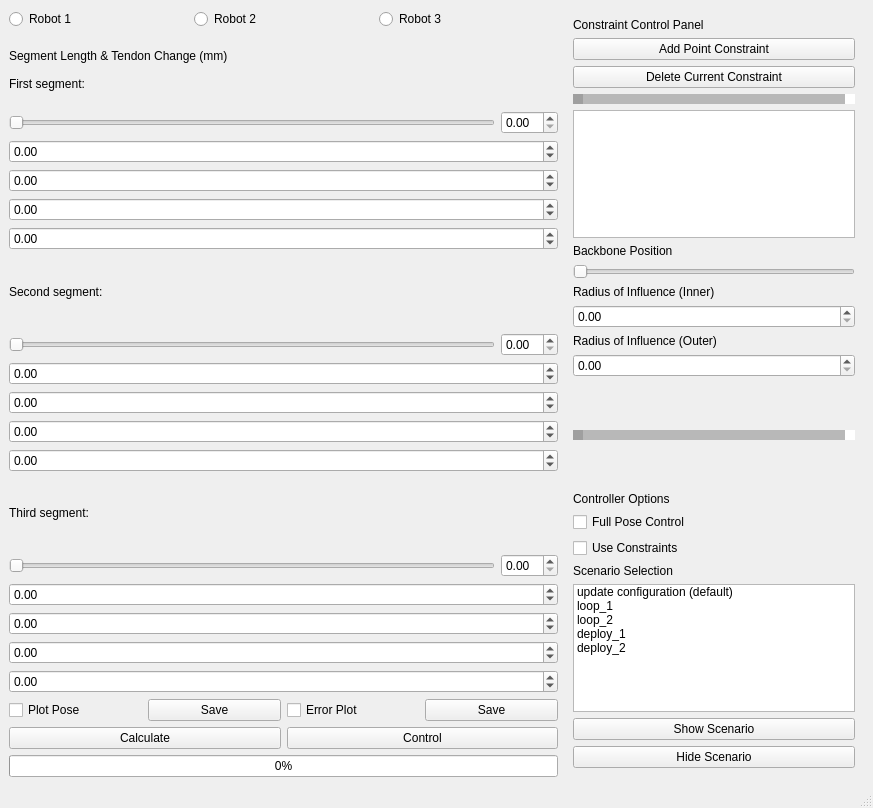
Before: the Qt Designer form mainwindow.ui in jeremyxu1998/TDCR_Simulator, drawn with Qt 5.
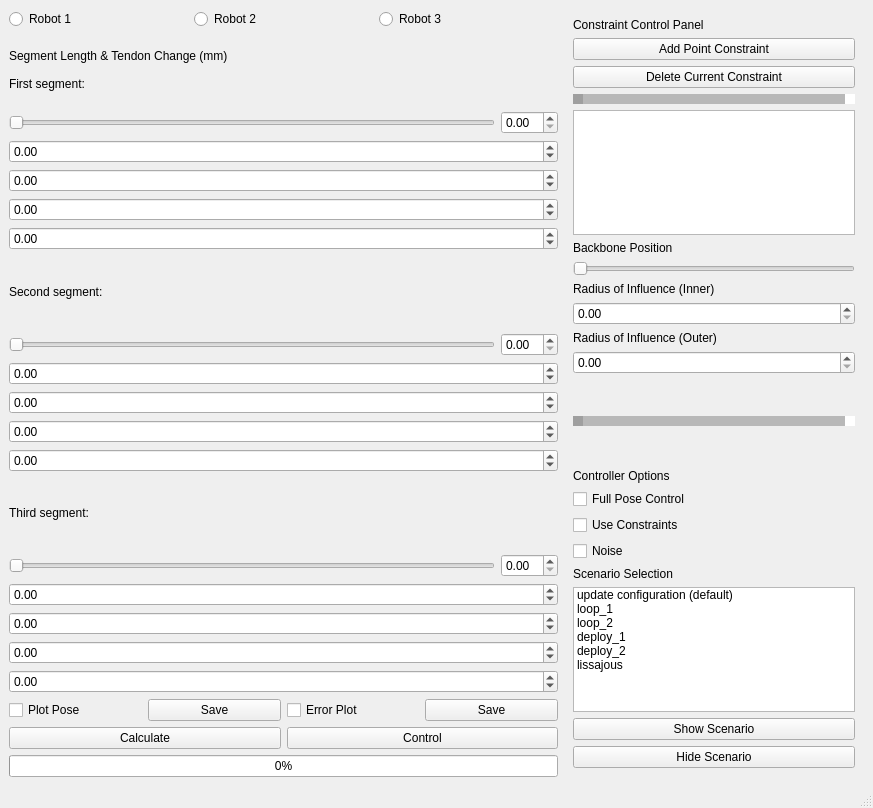
After: the same form once the commit is applied.

```diff
--- a/mainwindow.ui
+++ b/mainwindow.ui
@@ -511,6 +511,13 @@
          </property>
         </widget>
        </item>
+       <item>
+        <widget class="QCheckBox" name="noiseCheckBox">
+         <property name="text">
+          <string>Noise</string>
+         </property>
+        </widget>
+       </item>
        <item>
         <widget class="QLabel" name="scenarioLabel">
          <property name="text">
@@ -557,6 +564,11 @@
            <string>deploy_2</string>
           </property>
          </item>
+         <item>
+          <property name="text">
+           <string>lissajous</string>
+          </property>
+         </item>
         </widget>
        </item>
        <item>
```
